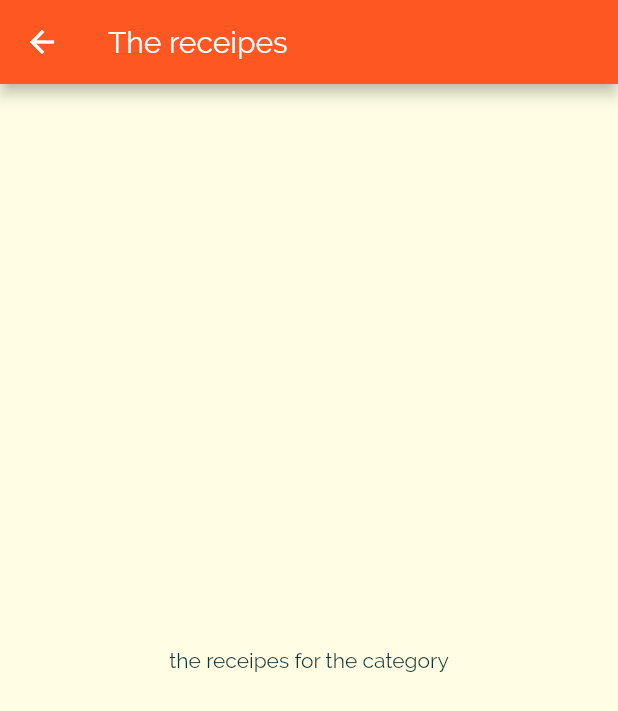
After one commit to gunnerr91/myfavmeal, a Flutter app: the screen it shows after launch, after a tap on "Italian", on a phone screen of 412 x 824 dp. The commit adds this screen. Shown: the top 711 px of the screen. Run offline on Flutter 3.47's test engine with Material 2 defaults, Android fonts, the phone set to English and light mode, and no system bars.

Commit message:
added navigation from main page

```diff
--- a/lib/category_item.dart
+++ b/lib/category_item.dart
@@ -1,4 +1,5 @@
 import 'package:flutter/material.dart';
+import 'package:myfavmeal/category_meals_screen.dart';
 
 class CategoryItem extends StatelessWidget {
   final String title;
@@ -6,9 +7,21 @@ class CategoryItem extends StatelessWidget {
 
   CategoryItem(this.title, this.color);
 
+  void selectCategory(BuildContext context) {
+    Navigator.of(context).push(
+      MaterialPageRoute(
+        builder: (_) => CategoryMealsScreen(),
+      ),
+    );
+  }
+
   @override
   Widget build(BuildContext context) {
-    return Container(
+    return InkWell(
+      onTap: () => selectCategory(context),
+      splashColor: Theme.of(context).primaryColor,
+      borderRadius: BorderRadius.circular(10),
+      child: Container(
         padding: const EdgeInsets.all(25),
         child: Text(
           title,
@@ -25,6 +38,7 @@ class CategoryItem extends StatelessWidget {
           ),
           borderRadius: BorderRadius.circular(10),
         ),
+      ),
     );
   }
 }
--- /dev/null
+++ b/lib/category_meals_screen.dart
@@ -0,0 +1,20 @@
+import 'package:flutter/cupertino.dart';
+import 'package:flutter/material.dart';
+
+class CategoryMealsScreen extends StatelessWidget {
+  @override
+  Widget build(BuildContext context) {
+    return Scaffold(
+      appBar: AppBar(
+        title: Text(
+          "The receipes",
+        ),
+      ),
+      body: Center(
+        child: Text(
+          "the receipes for the category",
+        ),
+      ),
+    );
+  }
+}
--- a/lib/main.dart
+++ b/lib/main.dart
@@ -14,7 +14,6 @@ class MyApp extends StatelessWidget {
       theme: ThemeData(
         primarySwatch: Colors.deepOrange,
         accentColor: Colors.deepOrangeAccent,
-        // canvasColor: Colors.red.withOpacity(0.1),
         canvasColor: Color.fromRGBO(255, 254, 229, 1),
         fontFamily: 'Raleway',
         visualDensity: VisualDensity.adaptivePlatformDensity,
```
Lines whose indentation alone changed are shown as unchanged.
